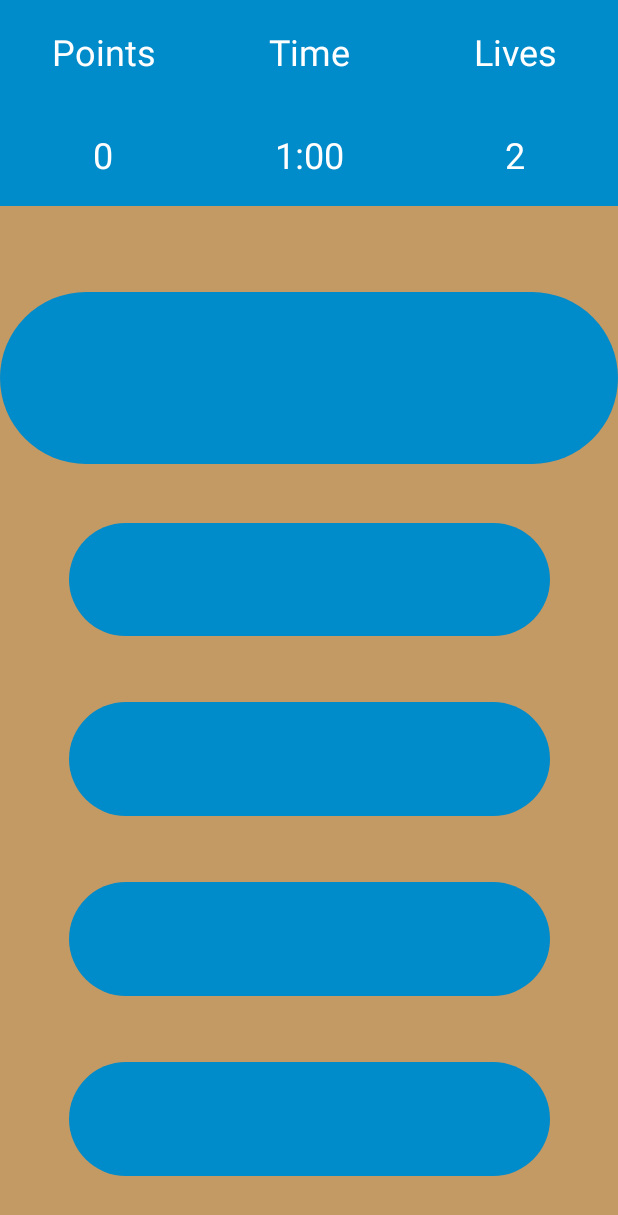
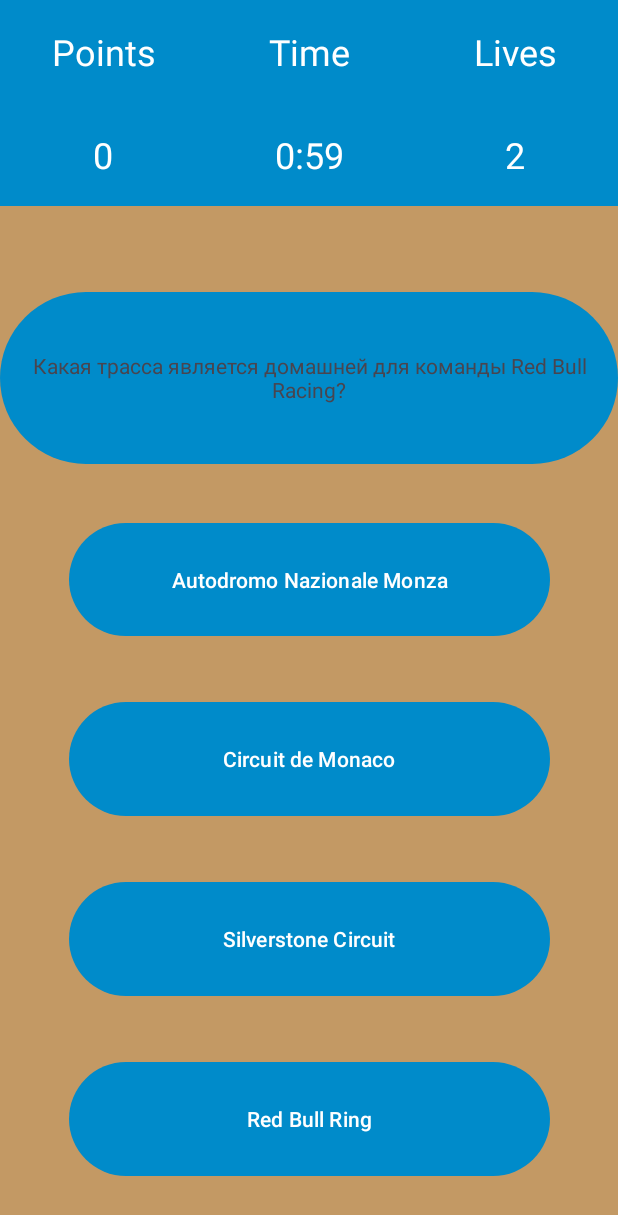
Before and after one commit to haykoo161/AutoQuiz, an Android app: the screen it shows after launch once a user with an empty profile is signed in (Quiz), after a tap on "Gago", on a phone screen of 412 x 824 dp. Shown: the top 1215 px of the screen. Run offline under Robolectric (Android 15) with nearby library versions, the phone set to English and light mode, and no system bars; our stand-ins replace Firebase (no records; nobody signed in at launch, a user with empty details on screens opened directly).

Commit message:
Initial commit

```diff
--- a/app/src/main/java/com/example/autoquiz/Login.java
+++ b/app/src/main/java/com/example/autoquiz/Login.java
@@ -3,6 +3,7 @@ package com.example.autoquiz;
 import androidx.annotation.NonNull;
 import androidx.appcompat.app.AppCompatActivity;
 
+import android.annotation.SuppressLint;
 import android.content.Intent;
 import android.os.Bundle;
 import android.text.TextUtils;
@@ -26,6 +27,7 @@ public class Login extends AppCompatActivity {
     FirebaseAuth mAuth;
     ProgressBar progressBar;
     TextView textView;
+    TextView guestMode;
     @Override
     public void onStart() {
         super.onStart();
@@ -37,6 +39,7 @@ public class Login extends AppCompatActivity {
         }
     }
 
+    @SuppressLint("MissingInflatedId")
     @Override
     protected void onCreate(Bundle savedInstanceState) {
         super.onCreate(savedInstanceState);
@@ -47,6 +50,16 @@ public class Login extends AppCompatActivity {
         buttonLogin = findViewById(R.id.btn_login);
         progressBar = findViewById(R.id.progressBar);
         textView = findViewById(R.id.registerNow);
+        guestMode = findViewById(R.id.guest);
+
+        guestMode.setOnClickListener(new View.OnClickListener() {
+            @Override
+            public void onClick(View view) {
+                Intent intent = new Intent(getApplicationContext(), Hub.class);
+                startActivity(intent);
+                finish();
+            }
+        });
 
         textView.setOnClickListener(new View.OnClickListener() {
             @Override
--- a/app/src/main/java/com/example/autoquiz/Quiz.java
+++ b/app/src/main/java/com/example/autoquiz/Quiz.java
@@ -1,5 +1,5 @@
 package com.example.autoquiz;
-
+import org.json.*;
 import androidx.appcompat.app.AppCompatActivity;
 
 import android.annotation.SuppressLint;
@@ -16,22 +16,186 @@ import java.util.Random;
 
 public class Quiz extends AppCompatActivity {
 
-    String[] questions = new String[20];
-    String[][] answers = new String[20][5];
-    int[] numbers = new int[10];
+    String[] questions = {
+            "Какой производитель автомобилей выпускает 370Z?",
+            "Какой автомобильный бренд создал модель Model X, электрический кроссовер?",
+            "Как называется компания, выпускающая электромобили, основанная Илоном Маском?",
+            "Какой производитель автомобилей производит модели Focus и Fiesta?",
+            "Как называется место, где проходят гонки автомобилей по бездорожью?",
+            "Какая страна является крупнейшим производителем автомобилей?",
+            "Какая страна производит автомобили под маркой Nissan?",
+            "Какой тип кузова имеет автомобиль Porsche 911?",
+            "Какой автомобильный бренд производит модель Range Rover?",
+            "Какой тип кузова имеет автомобиль Ford Explorer?",
+            "Какая компания производит автомобили с логотипом трезубца?",
+            "Как называется режим, в котором автомобиль использует электродвигатель и двигатель внутреннего сгорания одновременно?",
+            "Что означает аббревиатура \"RPM\"?",
+            "Как называется концепция автомобильного двигателя, при которой цилиндры расположены в ряд?",
+            "Кто является основателем компании Ford?",
+            "Какая компания производит модели X5 и 3 Series?",
+            "Какая трасса является домашней для команды Red Bull Racing?",
+            "Как называется самая известная гонка Формулы-1, которая проходит ежегодно в Монако?",
+            "Какая компания является основным спонсором команды Red Bull Racing?",
+            "Как называется основной гонщик команды Red Bull Racing в настоящее время?"
+    };
+    String[][] answers = {
+            {       "Honda",
+                    "Subaru",
+                    "Nissan",
+                    "Toyota",
+                    "Nissan",
+            },
+            {
+                    "Tesla",
+                    "Nissan",
+                    "Chevrolet",
+                    "Audi",
+                    "Tesla",
+            },
+            {
+                    "Nissan",
+                    "Chevrolet",
+                    "Ford",
+                    "Tesla",
+                    "Tesla",
+            },
+            {
+                    "Toyota",
+                    "Honda",
+                    "Ford",
+                    "Chevrolet",
+                    "Ford",
+            },
+            {
+                    "Драг-рейсинг (Drag Racing)",
+                    "Ралли (Rally)",
+                    "Кольцевая трасса (Circuit Racing)",
+                    "Дрифт (Drifting)",
+                    "Ралли (Rally)",
+            },
+            {
+                    "Китай",
+                    "США",
+                    "Япония",
+                    "Германия",
+                    "Китай",
+            },
+            {
+                    "Япония",
+                    "США",
+                    "Корея",
+                    "Китай",
+                    "Япония",
+            },
+            {
+
+                    "Кабриолет",
+                    "Родстер",
+                    "Купе",
+                    "Тарга",
+                    "Купе",
+            },
+            {
+
+                    "Jeep",
+                    "Land Rover",
+                    "Toyota",
+                    "Subaru",
+                    "Land Rover",
+            },
+            {
+                    "Кроссовер",
+                    "Внедорожник",
+                    "Универсал",
+                    "Пикап",
+                    "Внедорожник",
+            },
+            {
+                    "Maserati",
+                    "Lamborghini",
+                    "Ferrari",
+                    "Alfa Romeo",
+                    "Maserati",
+            },
+            {
+                    "Hybrid Mode",
+                    "Electric Mode",
+                    "Eco Mode",
+                    "Power Mode",
+                    "Hybrid Mode",
+            },
+            {
+                    "Rotations Per Mile",
+                    "Revolutions Per Meter",
+                    "Rounds Per Minute",
+                    "Revolutions Per Minute",
+                    "Revolutions Per Minute",
+            },
+            {
+                    "V-образный",
+                    "Рядный",
+                    "W-образный",
+                    "Роторный",
+                    "Рядный",
+            },
+            {
+                    "Henry Ford",
+                    "William Ford",
+                    "John Ford",
+                    "Thomas Ford",
+                    "Henry Ford",
+            },
+            {
+                    "Audi",
+                    "Mercedes-Benz",
+                    "BMW",
+                    "Volvo",
+                    "BMW",
+            },
+            {
+                    "Autodromo Nazionale Monza",
+                    "Circuit de Monaco",
+                    "Silverstone Circuit",
+                    "Red Bull Ring",
+                    "Red Bull Ring",
+            },
+            {
+                    "Гран При Бельгии",
+                    "Гран При Австралии",
+                    "Гран При Монако",
+                    "Гран При Сингапура",
+                    "Гран При Монако",
+            },
+            {
+                    "Mercedes-Benz",
+                    "Red Bull GmbH",
+                    "Ferrari",
+                    "Aston Martin",
+                    "Red Bull GmbH",
+            },
+            {
+                    "Sebastian Vettel",
+                    "Max Verstappen",
+                    "Lewis Hamilton",
+                    "Fernando Alonso",
+                    "Max Verstappen",
+            }
+    };
+    int[] numbers = new int[20];
     private void addNumber(int a){
-        for (int i = 0; i < 10; ++i) {
+        for (int i = 0; i < 20; ++i) {
             if(numbers[i] == -1){
                 numbers[i] = a;
+                break;
             }
         }
     }
     private boolean checkNumber(int a){
         for (int i: numbers) {
             if(i == a){
-                return true;
+                return false;
             }
-        }return false;
+        }return true;
 
     }
 
@@ -40,7 +204,8 @@ public class Quiz extends AppCompatActivity {
     Button btn1, btn2, btn3, btn4;
     String ans;
 
-    TextView Score, Lives, Time;
+    TextView point, live, time;
+    CountDownTimer start;
 
 
     int points = 0;
@@ -52,22 +217,26 @@ public class Quiz extends AppCompatActivity {
         btn3.setText(answers[a][2]);
         btn4.setText(answers[a][3]);
         ans = answers[a][4];
-        Score.setText(points);
-        Lives.setText(lives);
+        point.setText(String.valueOf(points));
+        live.setText(String.valueOf(lives));
 
     }
 
     private void nextQuestion(){
         Random random = new Random();
         int a = random.nextInt(20);
-        if (!checkNumber(a)){
+        if (checkNumber(a)){
             addNumber(a);
             changeQuestion(a);
+        }else{
+            nextQuestion();
         }
     }
 
     private void gameOver(){
+        start.cancel();
         Intent intent = new Intent(Quiz.this, EndQuiz.class);
+        intent.putExtra("score", points);
         startActivity(intent);
         finish();
     }
@@ -86,17 +255,18 @@ public class Quiz extends AppCompatActivity {
         btn2 = findViewById(R.id.btn2);
         btn3 = findViewById(R.id.btn3);
         btn4 = findViewById(R.id.btn4);
-        Score = findViewById(R.id.points);
-        Lives = findViewById(R.id.lives);
+        point = findViewById(R.id.points123);
+        live = findViewById(R.id.lives123);
+        time = findViewById(R.id.time123);
         nextQuestion();
 
-        CountDownTimer start = new CountDownTimer(60000, 1000) {
+        start = new CountDownTimer(60000, 1000) {
 
             @SuppressLint("SetTextI18n")
             @Override
             public void onTick(long l) {
-                Time.setText("0:" + l / 1000);
-                if ((l / 1000) < 10) Time.setText("0:0" + l / 1000);
+                time.setText("0:" + l / 1000);
+                if ((l / 1000) < 10) time.setText("0:0" + l / 1000);
             }
 
             @Override
@@ -116,6 +286,7 @@ public class Quiz extends AppCompatActivity {
                     nextQuestion();
                 }else{
                     lives--;
+                    live.setText(String.valueOf(lives));
                 }
                 if(checkLives()){
                     gameOver();
@@ -131,6 +302,7 @@ public class Quiz extends AppCompatActivity {
                     nextQuestion();
                 }else{
                     lives--;
+                    live.setText(String.valueOf(lives));
                 }
                 if(checkLives()){
                     gameOver();
@@ -146,6 +318,7 @@ public class Quiz extends AppCompatActivity {
                     nextQuestion();
                 }else{
                     lives--;
+                    live.setText(String.valueOf(lives));
                 }
                 if(checkLives()){
                     gameOver();
@@ -161,6 +334,7 @@ public class Quiz extends AppCompatActivity {
                     nextQuestion();
                 }else{
                     lives--;
+                    live.setText(String.valueOf(lives));
                 }
                 if(checkLives()){
                     gameOver();
@@ -168,4 +342,22 @@ public class Quiz extends AppCompatActivity {
             }
         });
     }
+
+    @Override
+    protected void onDestroy() {
+        start.cancel();
+        super.onDestroy();
+    }
+
+    @Override
+    protected void onRestart() {
+        start.cancel();
+        super.onRestart();
+    }
+
+    @Override
+    protected void onStop() {
+        start.cancel();
+        super.onStop();
+    }
 }
--- a/app/src/main/res/layout/activity_quiz.xml
+++ b/app/src/main/res/layout/activity_quiz.xml
@@ -47,7 +47,7 @@
             android:layout_height="wrap_content"
             android:layout_weight="1">
             <TextView
-                android:id="@+id/points"
+                android:id="@+id/points123"
                 android:gravity="center"
                 android:text="0"
                 android:layout_width="match_parent"
@@ -56,7 +56,7 @@
                 android:textColor="@color/white"
                 android:textSize="24sp"/>
             <TextView
-                android:id="@+id/time"
+                android:id="@+id/time123"
                 android:text="1:00"
                 android:gravity="center"
                 android:layout_width="match_parent"
@@ -65,7 +65,7 @@
                 android:textColor="@color/white"
                 android:textSize="24sp"/>
             <TextView
-                android:id="@+id/lives"
+                android:id="@+id/lives123"
                 android:text="2"
                 android:gravity="center"
                 android:layout_width="match_parent"
--- a/app/src/main/res/values/strings.xml
+++ b/app/src/main/res/values/strings.xml
@@ -7,4 +7,5 @@
     <string name="email">Email</string>
     <string name="click_to_login">Click to login</string>
     <string name="click_to_register">Click to register</string>
+    <string name="guest_mode">Guest Mode</string>
 </resources>
```
Also changed, not shown: app/src/main/java/com/example/autoquiz/EndQuiz.java (+23 -0 lines), app/src/main/res/layout/activity_end_quiz.xml (+35 -3 lines), app/src/main/res/layout/activity_login.xml (+9 -0 lines).
